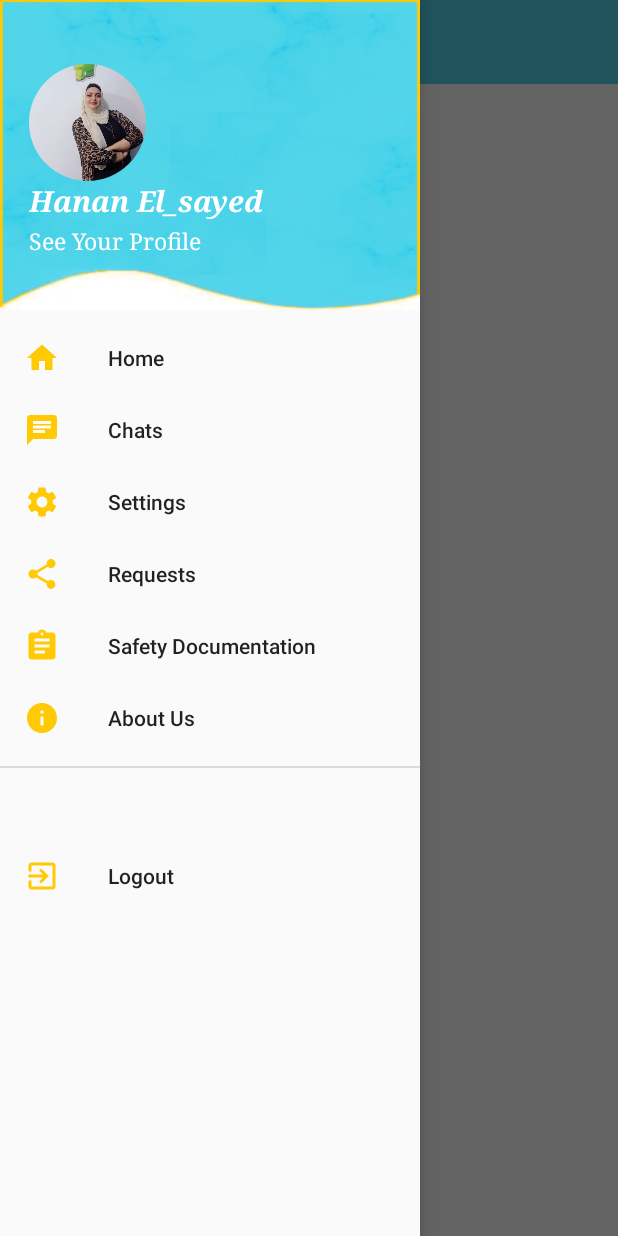
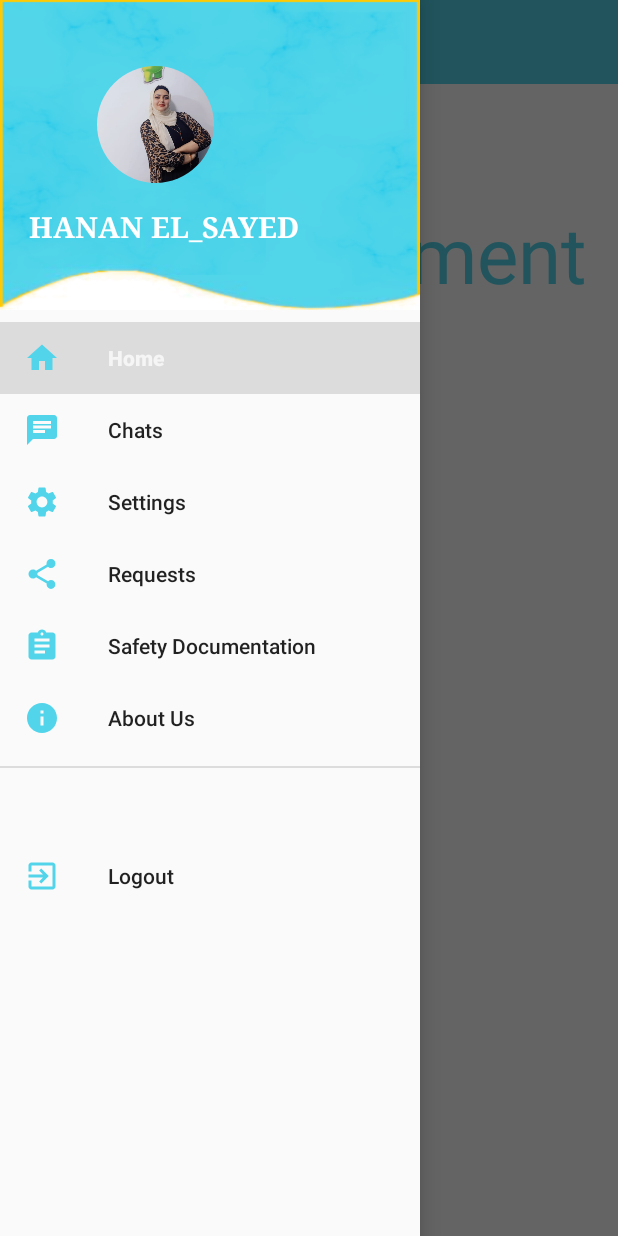
Before and after one commit to Hanan-Elsayed/Can-You..-, an Android app: the screen it shows after launch (MainActivity), with the side drawer open, on a phone screen of 412 x 824 dp. Run offline under Robolectric (Android 15) with nearby library versions, the phone set to English and light mode, and no system bars; our stand-ins replace CircleImageView, sdp/ssp sizes.

Commit message:
Handling Menu Item Clicks

```diff
--- a/app/src/main/java/com/example/canyou/AboutFragment.java
+++ b/app/src/main/java/com/example/canyou/AboutFragment.java
@@ -8,11 +8,6 @@ import android.view.LayoutInflater;
 import android.view.View;
 import android.view.ViewGroup;
 
-/**
- * A simple {@link Fragment} subclass.
- * Use the {@link AboutFragment#newInstance} factory method to
- * create an instance of this fragment.
- */
 public class AboutFragment extends Fragment {
 
     // TODO: Rename parameter arguments, choose names that match
--- a/app/src/main/java/com/example/canyou/MainActivity.java
+++ b/app/src/main/java/com/example/canyou/MainActivity.java
@@ -1,14 +1,97 @@
 package com.example.canyou;
 
+import androidx.annotation.NonNull;
+import androidx.appcompat.app.ActionBarDrawerToggle;
 import androidx.appcompat.app.AppCompatActivity;
+import androidx.appcompat.widget.Toolbar;
+import androidx.core.view.GravityCompat;
+import androidx.drawerlayout.widget.DrawerLayout;
+import androidx.fragment.app.Fragment;
+import androidx.fragment.app.FragmentManager;
+import androidx.fragment.app.FragmentTransaction;
 
+import android.content.Intent;
 import android.os.Bundle;
+import android.view.MenuItem;
+import android.view.View;
+import android.widget.Button;
 
-public class MainActivity extends AppCompatActivity {
+import com.google.android.material.navigation.NavigationView;
 
+public class MainActivity extends AppCompatActivity implements NavigationView.OnNavigationItemSelectedListener {
+
+    private DrawerLayout drawerLayout;
     @Override
     protected void onCreate(Bundle savedInstanceState) {
         super.onCreate(savedInstanceState);
         setContentView(R.layout.activity_main);
+        Toolbar toolbar = findViewById(R.id.toolbar);
+        setSupportActionBar(toolbar);
+        drawerLayout = findViewById(R.id.drawer_layout);
+        NavigationView navigationView = findViewById(R.id.nav_view);
+        navigationView.setNavigationItemSelectedListener(this);
+        ActionBarDrawerToggle toggle = new ActionBarDrawerToggle(this, drawerLayout, toolbar, R.string.open_nav
+                , R.string.close_nav);
+        drawerLayout.addDrawerListener(toggle);
+        toggle.syncState();
+        if (savedInstanceState == null) {
+            changeFragment(new HomeFragment());
+            navigationView.setCheckedItem(R.id.nav_home);
+        }
+
     }
+
+    private void changeFragment(Fragment fragment) {
+        FragmentManager fragmentManager = getSupportFragmentManager();
+        FragmentTransaction fragmentTransaction = fragmentManager.beginTransaction();
+        fragmentTransaction.replace(R.id.fragment_container, fragment);
+        fragmentTransaction.commit();
+
+
+    }
+
+
+    @Override
+    public boolean onNavigationItemSelected(@NonNull MenuItem item) {
+
+
+        switch (item.getItemId()) {
+            case R.id.nav_home:
+                changeFragment(new HomeFragment());
+                break;
+            case R.id.nav_chats:
+                changeFragment(new ChatsFragment());
+                break;
+            case R.id.nav_settings:
+                changeFragment(new SettingsFragment());
+                break;
+            case R.id.nav_requests:
+                changeFragment(new RequestsFragment());
+                break;
+            case R.id.nav_saf_doc:
+                changeFragment(new SafetyDocFragment());
+                break;
+            case R.id.nav_about:
+                changeFragment(new AboutFragment());
+                break;
+            case R.id.nav_logout:
+                Intent intent= new Intent(this,LoginActivity.class);
+                startActivity(intent);
+                finish();
+                break;
+        }
+        drawerLayout.closeDrawer(GravityCompat.START);
+        return true;
+    }
+
+    @Override
+    public void onBackPressed() {
+        if (drawerLayout.isDrawerOpen(GravityCompat.START)) {
+            drawerLayout.closeDrawer(GravityCompat.START);
+        } else {
+            super.onBackPressed();
+        }
+    }
+
+
 }
--- a/app/src/main/res/layout/activity_main.xml
+++ b/app/src/main/res/layout/activity_main.xml
@@ -44,7 +44,7 @@
     android:layout_gravity="start"
     app:headerLayout="@layout/nav_header"
     app:menu="@menu/nav_menu"
-    app:itemIconTint="@color/second_clr"
+    app:itemIconTint="@color/prim_clr"
     />
 
 </androidx.drawerlayout.widget.DrawerLayout>
--- a/app/src/main/res/layout/nav_header.xml
+++ b/app/src/main/res/layout/nav_header.xml
@@ -1,35 +1,35 @@
 <?xml version="1.0" encoding="utf-8"?>
 <LinearLayout xmlns:android="http://schemas.android.com/apk/res/android"
-    android:orientation="vertical"
     android:layout_width="match_parent"
     android:layout_height="@dimen/_159sdp"
+    android:background="@drawable/headerbkg"
     android:gravity="bottom"
+    android:orientation="vertical"
     android:padding="@dimen/_15sdp"
-    android:background="@drawable/headerbkg"
     android:theme="@style/ThemeOverlay.AppCompat.Dark">
+
     <de.hdodenhof.circleimageview.CircleImageView
         android:layout_width="@dimen/_60sdp"
         android:layout_height="@dimen/_60sdp"
-        android:src="@drawable/profilepicex"/>
-    <TextView
+        android:layout_marginLeft="@dimen/_35sdp"
+        android:src="@drawable/profilepicex"
+
+        />
+
+    <Button
+        android:id="@+id/profile_btn"
         android:layout_width="wrap_content"
         android:layout_height="wrap_content"
+        android:layout_marginTop="@dimen/_4sdp"
+        android:layout_marginBottom="@dimen/_9sdp"
+        android:background="@android:color/transparent"
+        android:fontFamily="serif"
         android:text="Hanan El_sayed"
         android:textColor="@color/white"
         android:textSize="@dimen/_15ssp"
-        android:textStyle="bold|italic"
-        android:fontFamily="serif"
-        android:layout_marginBottom="@dimen/_2sdp"
+        android:textStyle="bold"
 
         />
 
-    <TextView
-        android:layout_width="wrap_content"
-        android:layout_height="wrap_content"
-        android:text="@string/nav_header"
-        android:textColor="@color/white"
-        android:textSize="@dimen/_12ssp"
-        android:layout_marginBottom="@dimen/_13sdp"
-        android:fontFamily="serif"
-        />
+
 </LinearLayout>
--- a/app/src/main/res/menu/nav_menu.xml
+++ b/app/src/main/res/menu/nav_menu.xml
@@ -23,7 +23,7 @@
            android:icon="@drawable/nav_settings"
            android:title="@string/settings"/>
        <item
-           android:id="@+id/nav_share"
+           android:id="@+id/nav_requests"
            android:icon="@drawable/nav_request"
            android:title="@string/requests"/> <item
            android:id="@+id/nav_saf_doc"
```
Also changed, not shown: app/src/main/res/layout/fragment_about.xml (+7 -4 lines), app/src/main/res/layout/fragment_chats.xml (+7 -5 lines), app/src/main/res/layout/fragment_home.xml (+7 -5 lines), app/src/main/res/layout/fragment_profile.xml (+7 -4 lines), app/src/main/res/layout/fragment_requests.xml (+7 -4 lines), app/src/main/res/layout/fragment_safety_doc.xml (+6 -5 lines), app/src/main/res/layout/fragment_settings.xml (+7 -5 lines).
